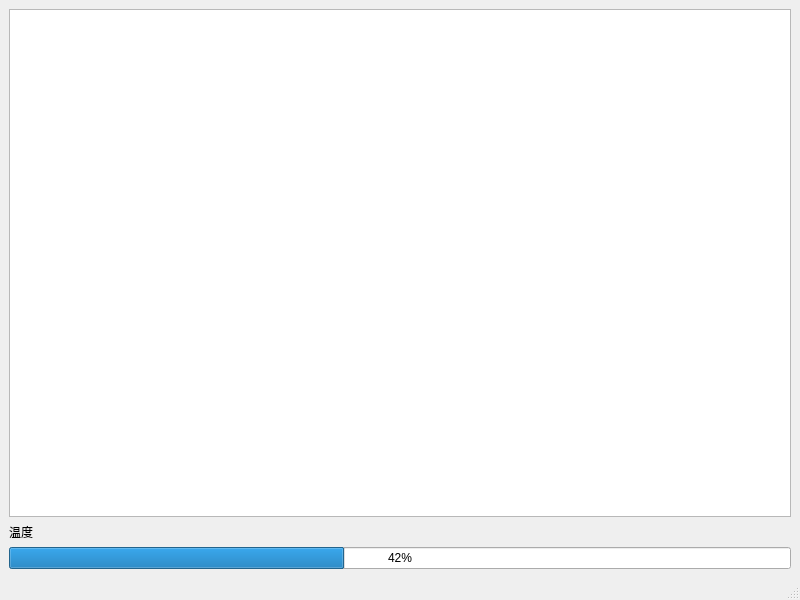
Qt form mainwindow.ui (shabunicholas/HostComputer) before a commit.
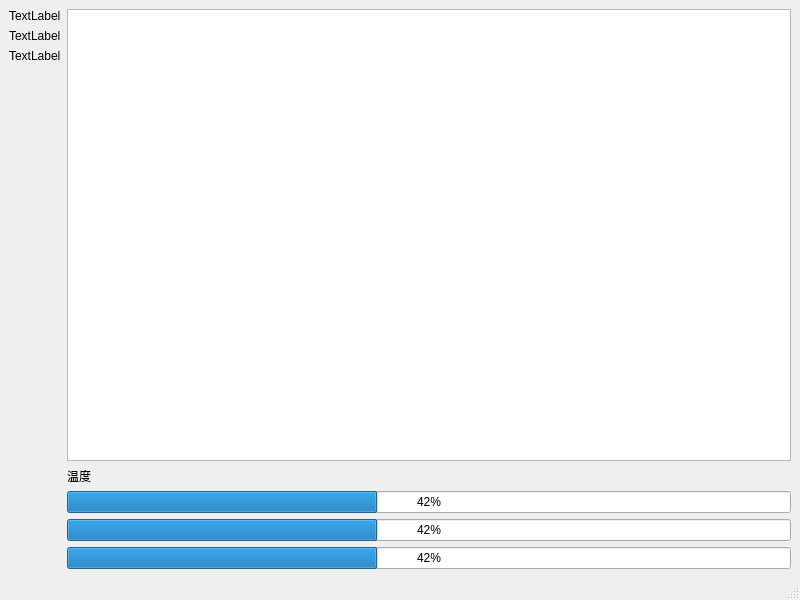
The same form after that commit.

Patch:
```diff
--- a/mainwindow.ui
+++ b/mainwindow.ui
@@ -14,18 +14,60 @@
    <string>MainWindow</string>
   </property>
   <widget class="QWidget" name="centralwidget">
+   <layout class="QHBoxLayout" name="horizontalLayout">
+    <item>
    <layout class="QVBoxLayout" name="verticalLayout">
     <item>
+       <widget class="QLabel" name="label_1">
+        <property name="text">
+         <string>TextLabel</string>
+        </property>
+       </widget>
+      </item>
+      <item>
+       <widget class="QLabel" name="label_2">
+        <property name="text">
+         <string>TextLabel</string>
+        </property>
+       </widget>
+      </item>
+      <item>
+       <widget class="QLabel" name="label_3">
+        <property name="text">
+         <string>TextLabel</string>
+        </property>
+       </widget>
+      </item>
+      <item>
+       <spacer name="verticalSpacer">
+        <property name="orientation">
+         <enum>Qt::Vertical</enum>
+        </property>
+        <property name="sizeHint" stdset="0">
+         <size>
+          <width>20</width>
+          <height>40</height>
+         </size>
+        </property>
+       </spacer>
+      </item>
+     </layout>
+    </item>
+    <item>
+     <layout class="QVBoxLayout" name="verticalLayout_3">
+      <item>
      <widget class="QTextEdit" name="textEdit"/>
     </item>
     <item>
-     <widget class="QLabel" name="label">
+       <widget class="QLabel" name="label_wd">
       <property name="text">
        <string>温度</string>
       </property>
      </widget>
     </item>
     <item>
+       <layout class="QVBoxLayout" name="verticalLayout_2">
+        <item>
      <widget class="QProgressBar" name="progressBar">
       <property name="minimum">
        <number>500</number>
@@ -37,6 +79,36 @@
        <number>800</number>
       </property>
      </widget>
+        </item>
+        <item>
+         <widget class="QProgressBar" name="progressBar_2">
+          <property name="minimum">
+           <number>500</number>
+          </property>
+          <property name="maximum">
+           <number>1200</number>
+          </property>
+          <property name="value">
+           <number>800</number>
+          </property>
+         </widget>
+        </item>
+        <item>
+         <widget class="QProgressBar" name="progressBar_3">
+          <property name="minimum">
+           <number>500</number>
+          </property>
+          <property name="maximum">
+           <number>1200</number>
+          </property>
+          <property name="value">
+           <number>800</number>
+          </property>
+         </widget>
+        </item>
+       </layout>
+      </item>
+     </layout>
     </item>
    </layout>
   </widget>
```
Lines whose indentation alone changed are shown as unchanged.
